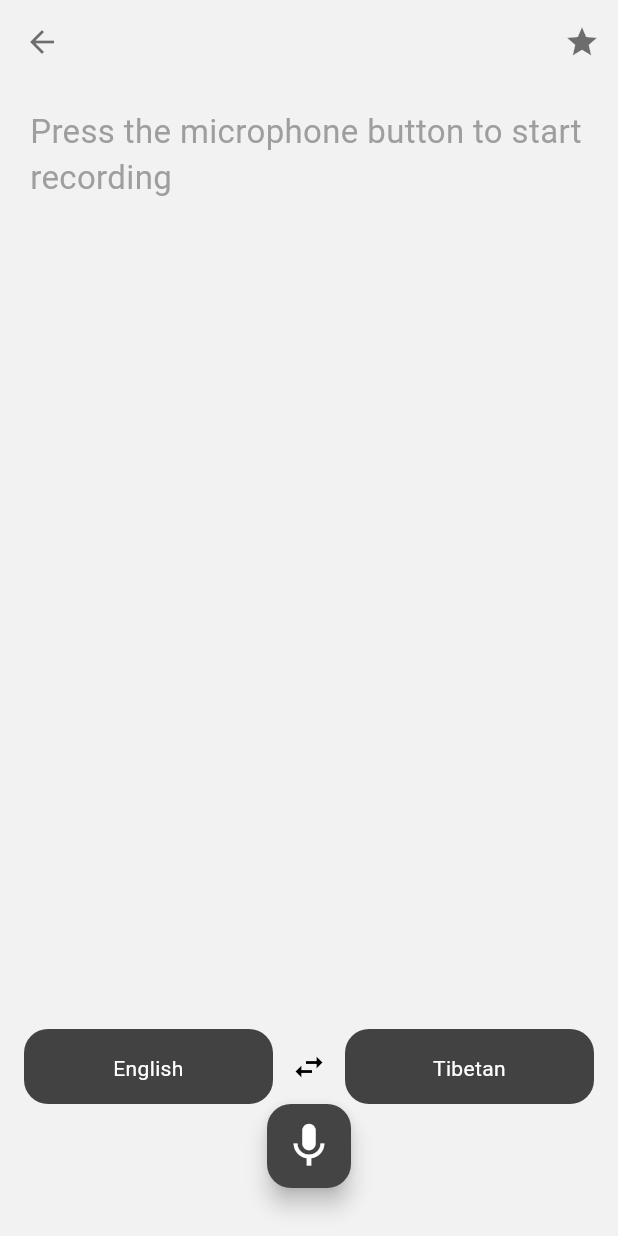
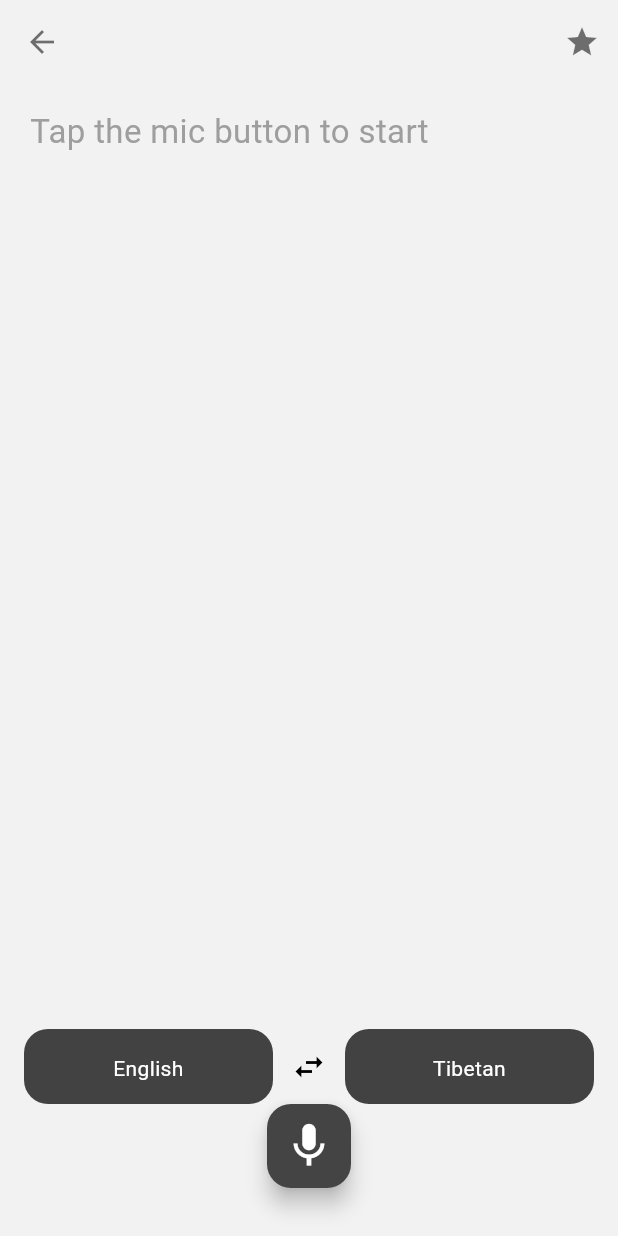
Before and after one commit to OpenPecha/monlamai-app, a Flutter app: the screen it shows after launch, after a tap on the "mic" icon, on a phone screen of 412 x 824 dp. Run offline on Flutter 3.47's test engine with Material 3 defaults, Android fonts, the light colour scheme and no system bars; our stand-ins replace camera, flutter_dotenv, flutter_riverpod, flutter_tts, permission_handler; missing offline and left inert: audio_session, flutter_sound; statements that could not run were skipped.

Commit message:
fixed: audio recording and deleting on dispose

```diff
--- a/lib/screens/home.dart
+++ b/lib/screens/home.dart
@@ -3,6 +3,7 @@ import 'package:monlamai_app/screens/conversation.dart';
 import 'package:monlamai_app/screens/favorites.dart';
 import 'package:monlamai_app/screens/ocr_screen.dart';
 import 'package:monlamai_app/screens/settings.dart';
+import 'package:monlamai_app/screens/simple_recorder.dart';
 import 'package:monlamai_app/screens/transcribing.dart';
 import 'package:monlamai_app/screens/translation.dart';
 import 'package:monlamai_app/widgets/language_toggle.dart';
@@ -86,17 +87,17 @@ class HomeScreen extends StatelessWidget {
           const Spacer(),
           const LanguageToggle(),
           const SizedBox(height: 16.0),
-          Row(
+          const Row(
             mainAxisAlignment: MainAxisAlignment.spaceBetween,
             children: [
-              const CircularIconButton(
+              CircularIconButton(
                 icon: Icons.chat_bubble,
                 padding: 4,
                 size: 24,
                 tooltip: "Chat",
                 route: ConversationScreen(),
               ),
-              const CircularIconButton(
+              CircularIconButton(
                 icon: Icons.mic,
                 padding: 12,
                 size: 34,
--- a/lib/screens/transcribing.dart
+++ b/lib/screens/transcribing.dart
@@ -58,7 +58,7 @@ class _TranscribingScreenState extends State<TranscribingScreen> {
                       ),
                     )
                   : const Text(
-                      'Press the microphone button to start recording',
+                      'Tap the mic button to start',
                       style: TextStyle(
                         fontSize: 22,
                         color: Colors.grey,
@@ -72,10 +72,10 @@ class _TranscribingScreenState extends State<TranscribingScreen> {
         padding: const EdgeInsets.all(16.0),
         child: Column(mainAxisSize: MainAxisSize.min, children: [
           const LanguageToggle(),
-          const AudioRecordingWidget(
-              // isRecording: _isRecording,
-              // toggleRecording: toggleRecording,
-              ),
+          AudioRecordingWidget(
+            isRecording: _isRecording,
+            toggleRecording: toggleRecording,
+          ),
         ]),
       ),
     );
--- a/lib/widgets/audio_recording.dart
+++ b/lib/widgets/audio_recording.dart
@@ -5,9 +5,15 @@ import 'package:flutter_sound/flutter_sound.dart';
 import 'package:path_provider/path_provider.dart';
 import 'package:permission_handler/permission_handler.dart';
 import 'package:uuid/uuid.dart';
+import 'package:audio_session/audio_session.dart';
 
 class AudioRecordingWidget extends StatefulWidget {
-  const AudioRecordingWidget({Key? key}) : super(key: key);
+  const AudioRecordingWidget(
+      {Key? key, required this.isRecording, required this.toggleRecording})
+      : super(key: key);
+
+  final bool isRecording;
+  final Function toggleRecording;
 
   @override
   State<AudioRecordingWidget> createState() => _AudioRecordingWidgetState();
@@ -15,7 +21,6 @@ class AudioRecordingWidget extends StatefulWidget {
 
 class _AudioRecordingWidgetState extends State<AudioRecordingWidget> {
   FlutterSoundRecorder? _recorder = FlutterSoundRecorder();
-  bool _isRecording = false;
   String _audioPath = '';
   bool _recorderIsInited = false;
 
@@ -23,31 +28,55 @@ class _AudioRecordingWidgetState extends State<AudioRecordingWidget> {
   void initState() {
     super.initState();
     _initializeRecorder();
-    // .then((value) {
-    //   setState(() {
-    //     _recorderIsInited = true;
-    //   });
-    // });
   }
 
   @override
   void dispose() {
     _recorder!.closeRecorder();
+    _recorder!.deleteRecord(fileName: _audioPath);
     _recorder = null;
     super.dispose();
   }
 
   Future<void> _initializeRecorder() async {
-    var status = await Permission.microphone.request();
-    if (status != PermissionStatus.granted) {
-      log('Microphone permission not granted $status');
-      // throw RecordingPermissionException('Microphone permission not granted');
+    await _requestMicrophonePermission();
+    await _recorder!.openRecorder();
+
+    final session = await AudioSession.instance;
+    await session.configure(AudioSessionConfiguration(
+      avAudioSessionCategory: AVAudioSessionCategory.playAndRecord,
+      avAudioSessionCategoryOptions:
+          AVAudioSessionCategoryOptions.allowBluetooth |
+              AVAudioSessionCategoryOptions.defaultToSpeaker,
+      avAudioSessionMode: AVAudioSessionMode.spokenAudio,
+      avAudioSessionRouteSharingPolicy:
+          AVAudioSessionRouteSharingPolicy.defaultPolicy,
+      avAudioSessionSetActiveOptions: AVAudioSessionSetActiveOptions.none,
+      androidAudioAttributes: const AndroidAudioAttributes(
+        contentType: AndroidAudioContentType.speech,
+        flags: AndroidAudioFlags.none,
+        usage: AndroidAudioUsage.voiceCommunication,
+      ),
+      androidAudioFocusGainType: AndroidAudioFocusGainType.gain,
+      androidWillPauseWhenDucked: true,
+    ));
+
+    // check if the recorder is initialized
+    setState(() {
+      _recorderIsInited = true;
+    });
+  }
+
+  Future<void> _requestMicrophonePermission() async {
+    final status = await Permission.microphone.request();
+    if (!status.isGranted) {
       await showDialog(
         context: context,
         builder: (context) => AlertDialog(
-          title: const Text('Microphone Permission Required'),
+          title: const Text('Can\'t access microphone'),
           content: const Text(
-              'Please enable microphone permission in your device settings to use this feature.'),
+            "Monlam AI app needs permission to use the microphone.",
+          ),
           actions: [
             TextButton(
               onPressed: () => Navigator.of(context).pop(),
@@ -58,62 +87,34 @@ class _AudioRecordingWidgetState extends State<AudioRecordingWidget> {
                 openAppSettings();
                 Navigator.of(context).pop();
               },
-              child: const Text('Open Settings'),
+              child: const Text('Allow access'),
             ),
           ],
         ),
       );
     }
-    await _recorder!.openRecorder();
-    _recorderIsInited = true;
-  }
-
-  Future<bool> _requestMicrophonePermission() async {
-    final status = await Permission.microphone.request();
-    if (status.isGranted) {
-      return true;
-    } else if (status.isPermanentlyDenied) {
-      await showDialog(
-        context: context,
-        builder: (context) => AlertDialog(
-          title: const Text('Microphone Permission Required'),
-          content: const Text(
-              'Please enable microphone permission in your device settings to use this feature.'),
-          actions: [
-            TextButton(
-              onPressed: () => Navigator.of(context).pop(),
-              child: const Text('Cancel'),
-            ),
-            TextButton(
-              onPressed: () {
-                openAppSettings();
-                Navigator.of(context).pop();
-              },
-              child: const Text('Open Settings'),
-            ),
-          ],
-        ),
-      );
-    }
-    return false;
   }
 
   void startRecording() async {
-    log("Starting recording ${_recorder!.isRecording}");
     try {
-      final directory = await getApplicationDocumentsDirectory();
-      _audioPath = '${directory.path}/${const Uuid().v4()}.wav';
-      await _recorder!.startRecorder(toFile: _audioPath);
+      Directory tempDir = await getTemporaryDirectory();
+      _audioPath = '${tempDir.path}/${const Uuid().v4()}.wav';
+      log("Audio path: $_audioPath");
+      await _recorder!.startRecorder(
+        toFile: _audioPath,
+        codec: Codec.pcm16WAV,
+      );
+      widget.toggleRecording();
     } catch (e) {
       log('Error starting recording: $e');
     }
   }
 
   void stopRecording() async {
-    log("Stopping recording ${_recorder!.isRecording}");
     try {
       String? path = await _recorder!.stopRecorder();
       log('Recording stopped: $path');
+      widget.toggleRecording();
       await _sendAudio();
     } catch (e) {
       log('Error stopping recording: $e');
@@ -125,27 +126,7 @@ class _AudioRecordingWidgetState extends State<AudioRecordingWidget> {
       log('Recorder is not initialized');
       return;
     }
-    return _recorder!.isStopped ? stopRecording() : startRecording();
-    // final hasPermission = await _requestMicrophonePermission();
-    // if (!hasPermission) return;
-
-    // try {
-    //   final directory = await getApplicationDocumentsDirectory();
-    //   _audioPath = '${directory.path}/${const Uuid().v4()}.wav';
-    //   await _recorder.startRecorder(toFile: _audioPath);
-    //   setState(() => _isRecording = true);
-    // } catch (e) {
-    //   log('Error starting recording: $e');
-    // }
-    // } else {
-    //   try {
-    //     await _recorder.stopRecorder();
-    //     setState(() => _isRecording = false);
-    //     await _sendAudio();
-    //   } catch (e) {
-    //     log('Error stopping recording: $e');
-    //   }
-    // }
+    return _recorder!.isStopped ? startRecording() : stopRecording();
   }
 
   Future<void> _sendAudio() async {
@@ -164,7 +145,8 @@ class _AudioRecordingWidgetState extends State<AudioRecordingWidget> {
     }
 
     try {
-      // Here you would implement the logic to send the audio file to S3
+      // send the audio file to the server
+
       // For example:
       log("Audio file ready for upload: $_audioPath");
     } catch (e) {
@@ -185,7 +167,7 @@ class _AudioRecordingWidgetState extends State<AudioRecordingWidget> {
                 toggleRecording();
               },
               child: Icon(
-                _recorder!.isRecording ? Icons.stop : Icons.mic,
+                widget.isRecording ? Icons.stop : Icons.mic,
                 size: 35,
               ),
             ),
--- a/pubspec.yaml
+++ b/pubspec.yaml
@@ -19,7 +19,7 @@ publish_to: "none" # Remove this line if you wish to publish to pub.dev
 version: 1.0.0+1
 
 environment:
-  sdk: ">=2.19.2 <3.0.0"
+  sdk: ^3.3.0
 
 # Dependencies specify other packages that your package needs in order to work.
 # To automatically upgrade your package dependencies to the latest versions
@@ -45,6 +45,7 @@ dependencies:
   just_audio: ^0.9.40
   flutter_sound: ^9.15.58
   flutter_tts: ^4.0.2
+  audio_session: ^0.1.21
 
 dev_dependencies:
   flutter_test:
```
Also changed, not shown: lib/screens/translation.dart (+7 -1 lines), pubspec.lock, 4 other files.
